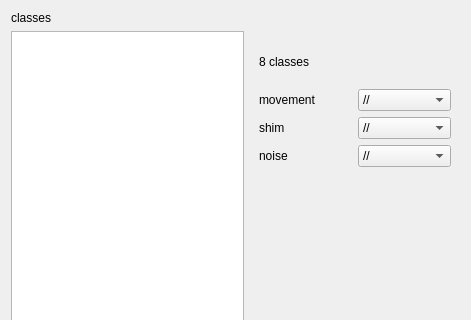
thomaskuestner/CNNArt, file GUI/PyQt/PreColor.ui: the form before one commit; both pictures show x 0 to 471 and y 0 to 320 of the 471 by 459 pixel window.
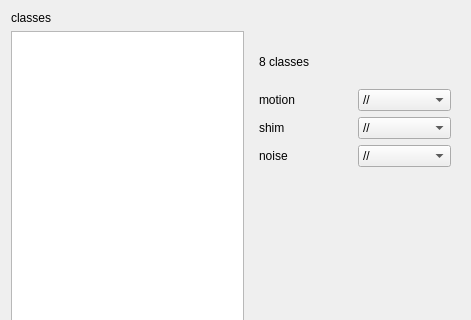
The form after the commit. The open tabs and pages were chosen to show the change.

The edit to the form file:
```diff
--- a/GUI/PyQt/PreColor.ui
+++ b/GUI/PyQt/PreColor.ui
@@ -291,7 +291,7 @@
            <item row="1" column="0">
             <widget class="QLabel" name="label">
              <property name="text">
-              <string>movement</string>
+              <string>motion</string>
              </property>
             </widget>
            </item>
```
Left out of the diff: 2 changed lines with no effect on the pictures.
